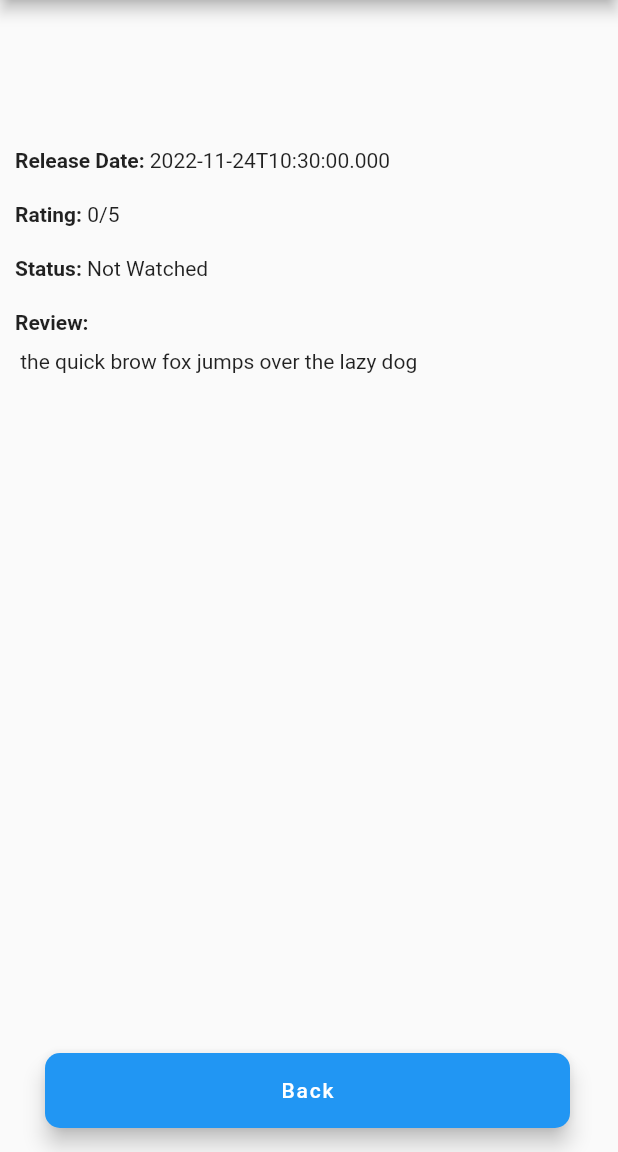
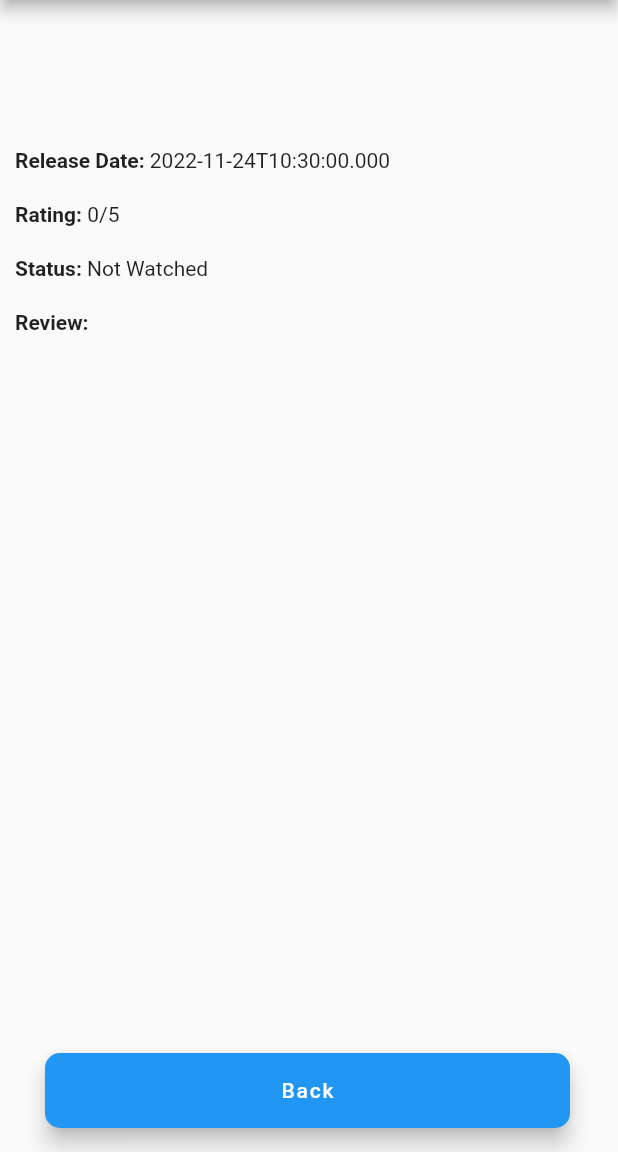
Before and after one commit to daffarestupratama/pbp-flutter-lab, a Flutter app: the WatchlistDetailPage screen opened directly with empty values, on a phone screen of 412 x 824 dp, the part 84-1236 px from its top. Run offline on Flutter 3.47's test engine with Material 2 defaults, Android fonts, the phone set to English and light mode, and no system bars.

Commit message:
Remove debug text

```diff
--- a/lib/page/watchlist_detail_page.dart
+++ b/lib/page/watchlist_detail_page.dart
@@ -92,7 +92,7 @@ class _WatchlistDetailState extends State<WatchlistDetailPage> {
               children: [
                 Flexible(
                   child: Text(
-                    "${widget.movie.fields.review} the quick brow fox jumps over the lazy dog",
+                    "${widget.movie.fields.review}",
                     overflow: TextOverflow.visible,
                   ),
                 ),
```
